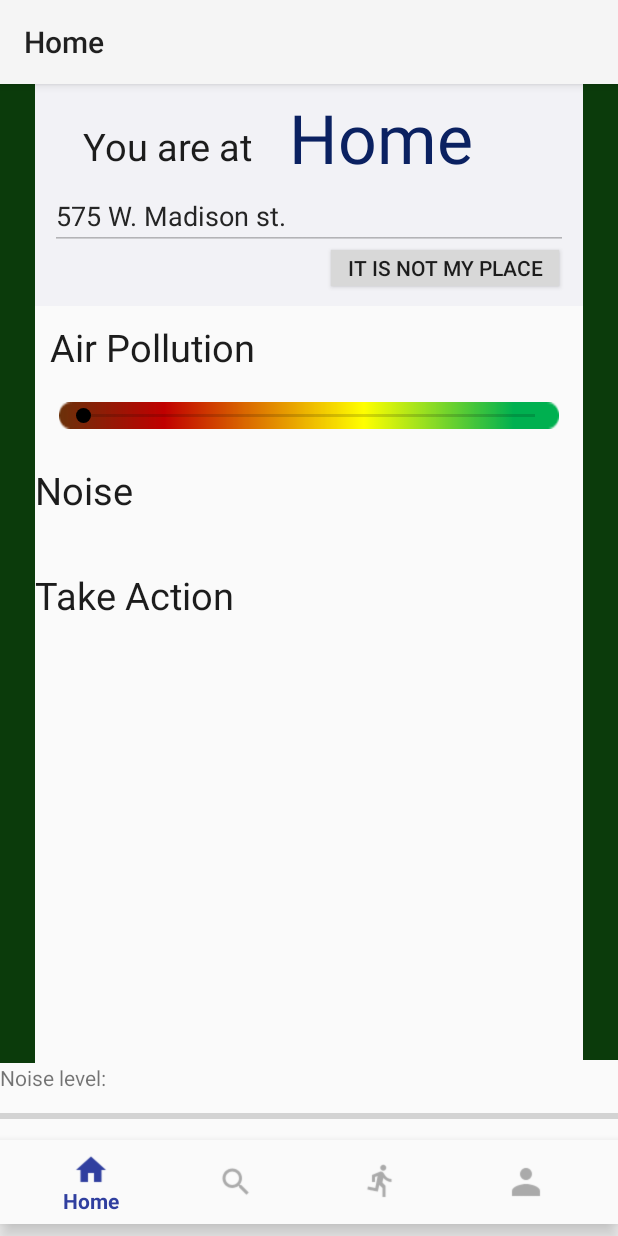
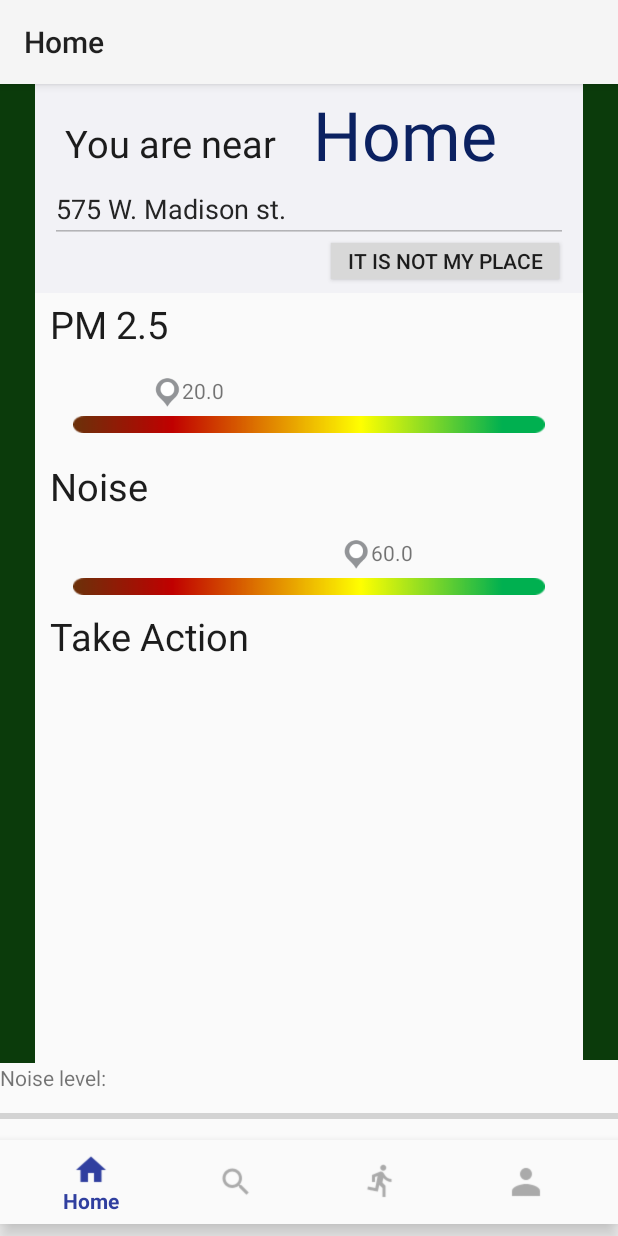
Before and after one commit to yujaa/CityMeter-android, an Android app: the screen it shows after launch (HomeActivity), on a phone screen of 412 x 824 dp. Run offline under Robolectric (Android 15) with nearby library versions, the light colour scheme and no system bars; 3 statements that could not run were skipped.

Commit message:
Modify color-coded bar

```diff
--- a/app/src/main/java/uic/hcilab/citymeter/HomeActivity.java
+++ b/app/src/main/java/uic/hcilab/citymeter/HomeActivity.java
@@ -3,6 +3,7 @@ package uic.hcilab.citymeter;
 import android.Manifest;
 import android.app.Activity;
 import android.content.pm.PackageManager;
+import android.os.Build;
 import android.os.Bundle;
 import android.support.annotation.NonNull;
 import android.support.v4.app.ActivityCompat;
@@ -11,6 +12,9 @@ import android.support.v7.widget.Toolbar;
 import android.util.Log;
 import android.view.Menu;
 import android.view.MenuInflater;
+import android.view.View;
+import android.view.ViewTreeObserver;
+import android.widget.ImageView;
 import android.widget.ProgressBar;
 import android.widget.TextView;
 
@@ -25,6 +29,7 @@ public class HomeActivity extends TabHost {
     //private NoiseDetector noiseDetector = new NoiseDetector();
     private ProgressBar noiseBar;
     private BluetoothController mBluetoothController;
+    private View view;
     //private SensorsDataHandler sensorsDataHandler;
     @Override
     public int getContentViewId() {
@@ -73,7 +78,52 @@ public class HomeActivity extends TabHost {
         //Create a bluetooth controller
         mBluetoothController= new BluetoothController(this, savedInstanceState);
         mBluetoothController.connectDevice();
+
+        //get View for change bar
+        final View view = findViewById(android.R.id.content);
+        view.getViewTreeObserver().addOnGlobalLayoutListener(new ViewTreeObserver.OnGlobalLayoutListener() {
+            @Override
+            public void onGlobalLayout() {
+                // Removing layout listener to avoid multiple calls
+                if(Build.VERSION.SDK_INT < Build.VERSION_CODES.JELLY_BEAN) {
+                    view.getViewTreeObserver().removeGlobalOnLayoutListener(this);
+                }
+                else {
+                    view.getViewTreeObserver().removeOnGlobalLayoutListener(this);
+                }
+                ///Bar
+                //PM2.5
+                float pm25_bar_loc;
+                int pm25_bar_width;
+                float pm25_range = 100f; //max - min //ToDo: Toy data
+                float pm25_value = 60f;              //ToDo: Toy data
+                ImageView pm25_bar = (ImageView) findViewById(R.id.pm25_bar);
+                ImageView pm25_thumb = (ImageView) findViewById(R.id.pm25_thumb);
+                TextView pm25_thumb_value = (TextView) findViewById(R.id.pm25_value);
+                pm25_bar_width = pm25_bar.getWidth();
+                pm25_bar_loc=pm25_bar.getX();
+                pm25_thumb.setX(pm25_bar_loc+ pm25_bar_width*(pm25_value/pm25_range)-(pm25_thumb.getWidth()/2));
+                pm25_thumb_value.setX(pm25_thumb.getX()+pm25_thumb.getWidth());
+                pm25_thumb_value.setText(pm25_value+"");
+
+                //PM2.5
+                float noise_bar_loc;
+                int noise_bar_width;
+                float noise_range = 100f; //max - min //ToDo: Toy data
+                float noise_value = 20f;              //ToDo: Toy data
+                ImageView noise_bar = (ImageView) findViewById(R.id.noise_bar);
+                ImageView noise_thumb = (ImageView) findViewById(R.id.noise_thumb);
+                TextView noise_thumb_value = (TextView) findViewById(R.id.noise_value);
+                noise_bar_width = noise_bar.getWidth();
+                noise_bar_loc=noise_bar.getX();
+                noise_thumb.setX(noise_bar_loc+ noise_bar_width*(noise_value/noise_range)-(noise_thumb.getWidth()/2));
+                noise_thumb_value.setX(noise_thumb.getX()+noise_thumb.getWidth());
+                noise_thumb_value.setText(noise_value+"");
+            }
+        });
     }
+
+
 
     @Override
     public void onRequestPermissionsResult(int requestCode, @NonNull String[] permissions, @NonNull int[] grantResults) {
--- a/app/src/main/res/drawable/custom_thumb.xml
+++ b/app/src/main/res/drawable/custom_thumb.xml
@@ -1,11 +1,8 @@
 <?xml version="1.0" encoding="utf-8"?>
 <layer-list xmlns:android="http://schemas.android.com/apk/res/android">
-    <item>
-        <shape android:shape="oval">
-            <solid android:color="#000000"/>
-            <size
-                android:width="10dp"
-                android:height="10dp"/>
-        </shape>
+    <item  android:drawable="@drawable/pin"
+           android:width="15dp"
+           android:height="15dp">
     </item>
+
 </layer-list>
--- a/app/src/main/res/layout/activity_home.xml
+++ b/app/src/main/res/layout/activity_home.xml
@@ -69,7 +69,7 @@
     <android.support.constraint.ConstraintLayout
         android:id="@+id/constraintLayout"
         android:layout_width="0dp"
-        android:layout_height="148dp"
+        android:layout_height="139dp"
         android:background="#F2F2F6"
         app:layout_constraintEnd_toStartOf="@+id/home_left_bar"
         app:layout_constraintHorizontal_bias="0.0"
@@ -91,7 +91,7 @@
             android:layout_width="0dp"
             android:layout_height="54dp"
             android:layout_marginStart="24dp"
-            android:layout_marginTop="5dp"
+            android:layout_marginTop="3dp"
             android:text="Home"
             android:textColor="#0B2161"
             android:textSize="45dp"
@@ -104,7 +104,7 @@
             android:layout_height="44dp"
             android:layout_marginEnd="10dp"
             android:layout_marginStart="10dp"
-            android:layout_marginTop="8dp"
+            android:layout_marginTop="5dp"
             android:ems="10"
             android:enabled="false"
             android:text="575 W. Madison st. "
@@ -118,9 +118,9 @@
             android:id="@+id/home_text1"
             android:layout_width="0dp"
             android:layout_height="wrap_content"
-            android:layout_marginStart="32dp"
-            android:layout_marginTop="24dp"
-            android:text="You are at"
+            android:layout_marginStart="20dp"
+            android:layout_marginTop="22dp"
+            android:text="You are near"
             android:textColor="#1C1C1C"
             android:textSize="25dp"
             app:layout_constraintStart_toStartOf="parent"
@@ -130,8 +130,9 @@
     <android.support.constraint.ConstraintLayout
         android:id="@+id/constraintLayout2"
         android:layout_width="0dp"
-        android:layout_height="97dp"
+        android:layout_height="100dp"
         app:layout_constraintEnd_toStartOf="@+id/home_left_bar"
+        app:layout_constraintHorizontal_bias="0.0"
         app:layout_constraintStart_toEndOf="@+id/home_right_bar"
         app:layout_constraintTop_toBottomOf="@+id/constraintLayout">
 
@@ -140,34 +141,59 @@
             android:layout_width="wrap_content"
             android:layout_height="wrap_content"
             android:layout_marginStart="10dp"
-            android:layout_marginTop="10dp"
-            android:text="Air Pollution"
+            android:layout_marginTop="3dp"
+            android:text="PM 2.5"
             android:textColor="#1C1C1C"
             android:textSize="25dp"
             app:layout_constraintStart_toStartOf="parent"
             app:layout_constraintTop_toTopOf="parent" />
 
-        <SeekBar
-            android:id="@+id/colorBar"
+        <android.support.constraint.ConstraintLayout
             android:layout_width="0dp"
-            android:layout_height="18dp"
-            android:layout_marginEnd="16dp"
-            android:layout_marginStart="16dp"
-            android:layout_marginTop="19dp"
-            android:background="@drawable/color_coded_bar"
-            android:clickable="false"
-            android:focusableInTouchMode="false"
-            android:thumb="@drawable/custom_thumb"
+            android:layout_height="55dp"
+            app:layout_constraintBottom_toBottomOf="parent"
             app:layout_constraintEnd_toEndOf="parent"
-            app:layout_constraintStart_toStartOf="parent"
-            app:layout_constraintTop_toBottomOf="@+id/home_text3" />
+            app:layout_constraintHorizontal_bias="0.0"
+            app:layout_constraintStart_toStartOf="parent">
+
+            <ImageView
+                android:id="@+id/noise_bar"
+                android:layout_width="0dp"
+                android:layout_height="18dp"
+                android:layout_marginBottom="3dp"
+                android:layout_marginEnd="25dp"
+                android:layout_marginStart="25dp"
+                app:layout_constraintBottom_toBottomOf="parent"
+                app:layout_constraintEnd_toEndOf="parent"
+                app:layout_constraintStart_toStartOf="parent"
+                app:srcCompat="@drawable/color_coded_bar" />
+
+            <TextView
+                android:id="@+id/noise_value"
+                android:layout_width="wrap_content"
+                android:layout_height="wrap_content"
+                android:layout_marginBottom="4dp"
+                android:text="0"
+                app:layout_constraintBottom_toTopOf="@+id/noise_bar"
+                app:layout_constraintStart_toEndOf="@+id/noise_thumb" />
+
+            <ImageView
+                android:id="@+id/noise_thumb"
+                android:layout_width="20dp"
+                android:layout_height="22dp"
+                android:layout_marginBottom="1dp"
+                android:layout_marginStart="20dp"
+                app:layout_constraintBottom_toTopOf="@+id/noise_bar"
+                app:layout_constraintStart_toStartOf="parent"
+                app:srcCompat="@drawable/pin" />
+        </android.support.constraint.ConstraintLayout>
 
     </android.support.constraint.ConstraintLayout>
 
     <android.support.constraint.ConstraintLayout
         android:id="@+id/constraintLayout3"
         android:layout_width="0dp"
-        android:layout_height="70dp"
+        android:layout_height="100dp"
         android:layout_marginTop="8dp"
         app:layout_constraintEnd_toStartOf="@+id/home_left_bar"
         app:layout_constraintStart_toEndOf="@+id/home_right_bar"
@@ -177,16 +203,60 @@
             android:id="@+id/home_text2"
             android:layout_width="wrap_content"
             android:layout_height="wrap_content"
+            android:layout_marginStart="10dp"
+            android:layout_marginTop="3dp"
             android:text="Noise"
             android:textColor="#1C1C1C"
             android:textSize="25dp"
             app:layout_constraintStart_toStartOf="parent"
             app:layout_constraintTop_toTopOf="parent" />
+
+        <android.support.constraint.ConstraintLayout
+            android:layout_width="0dp"
+            android:layout_height="55dp"
+            app:layout_constraintBottom_toBottomOf="parent"
+            app:layout_constraintEnd_toEndOf="parent"
+            app:layout_constraintHorizontal_bias="0.0"
+            app:layout_constraintStart_toStartOf="parent">
+
+            <ImageView
+                android:id="@+id/pm25_bar"
+                android:layout_width="0dp"
+                android:layout_height="18dp"
+                android:layout_marginBottom="3dp"
+                android:layout_marginEnd="25dp"
+                android:layout_marginStart="25dp"
+                app:layout_constraintBottom_toBottomOf="parent"
+                app:layout_constraintEnd_toEndOf="parent"
+                app:layout_constraintStart_toStartOf="parent"
+                app:srcCompat="@drawable/color_coded_bar" />
+
+            <TextView
+                android:id="@+id/pm25_value"
+                android:layout_width="wrap_content"
+                android:layout_height="wrap_content"
+                android:layout_marginBottom="4dp"
+                android:text="0"
+                app:layout_constraintBottom_toTopOf="@+id/pm25_bar"
+                app:layout_constraintStart_toEndOf="@+id/pm25_thumb" />
+
+            <ImageView
+                android:id="@+id/pm25_thumb"
+                android:layout_width="20dp"
+                android:layout_height="22dp"
+                android:layout_marginBottom="1dp"
+                android:layout_marginStart="20dp"
+                app:layout_constraintBottom_toTopOf="@+id/pm25_bar"
+                app:layout_constraintStart_toStartOf="parent"
+                app:srcCompat="@drawable/pin" />
+        </android.support.constraint.ConstraintLayout>
+
     </android.support.constraint.ConstraintLayout>
 
     <android.support.constraint.ConstraintLayout
-        android:layout_width="322dp"
-        android:layout_height="74dp"
+        android:layout_width="0dp"
+        android:layout_height="80dp"
+        app:layout_constraintEnd_toStartOf="@+id/home_left_bar"
         app:layout_constraintStart_toEndOf="@+id/home_right_bar"
         app:layout_constraintTop_toBottomOf="@+id/constraintLayout3">
 
@@ -194,11 +264,14 @@
             android:id="@+id/home_text4"
             android:layout_width="0dp"
             android:layout_height="wrap_content"
+            android:layout_marginStart="10dp"
+            android:layout_marginTop="3dp"
             android:text="Take Action"
             android:textColor="#1C1C1C"
             android:textSize="25dp"
             app:layout_constraintStart_toStartOf="parent"
             app:layout_constraintTop_toTopOf="parent" />
+
     </android.support.constraint.ConstraintLayout>
 
 </android.support.constraint.ConstraintLayout>
```
Also changed, not shown: app/src/main/res/drawable/pin.png (added), 1 other file.
